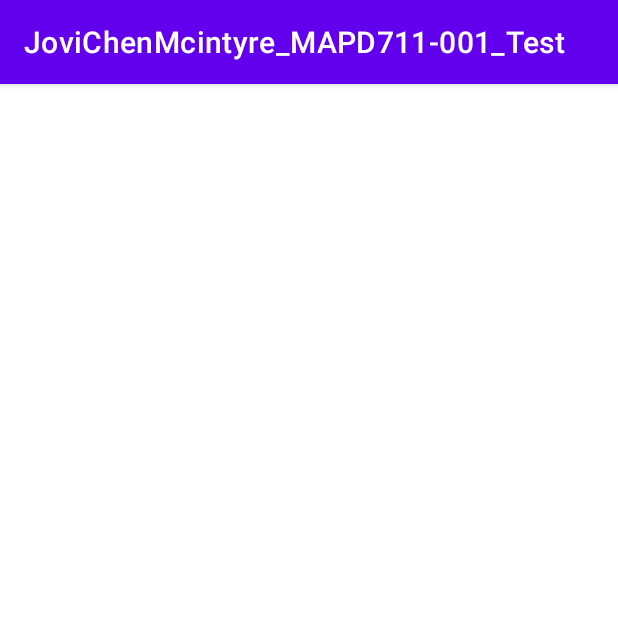
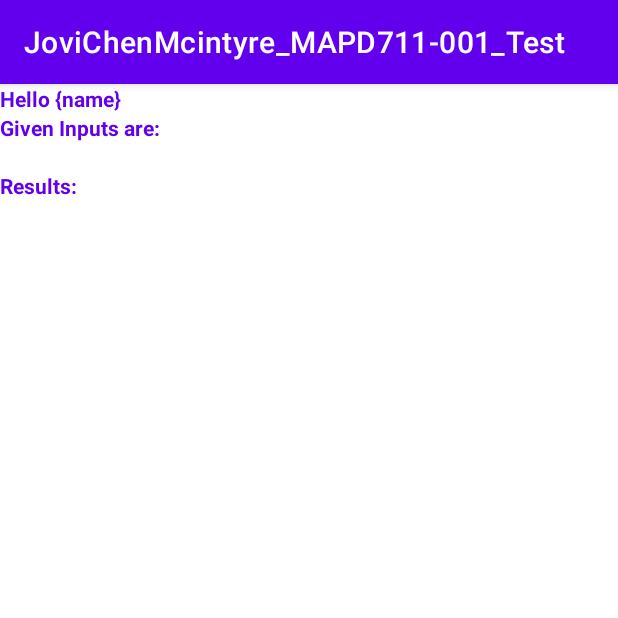
Before and after one commit to jovichenmcintyrecentenial/test_1_android, an Android app: the OutputActivity screen opened directly, with no data from a screen before it, on a phone screen of 412 x 824 dp, the top half of it. Run offline under Robolectric (Android 15) with nearby library versions, the phone set to English and light mode, and no system bars.

Commit message:
save activty level and update ui for output acitity

```diff
--- a/app/src/main/java/com/centennial/jovichenmcintyre_mapd711_001_test/MainActivity.kt
+++ b/app/src/main/java/com/centennial/jovichenmcintyre_mapd711_001_test/MainActivity.kt
@@ -104,7 +104,7 @@ class MainActivity : AppCompatActivity() {
                 userData.age = age.text.toString().toInt()
                 userData.weight = weight.text.toString().toDouble()
                 userData.height = height.text.toString().toDouble()
-
+                userData.activityLevel = activityLevel
                 when(activityLevel){
                     resources.getStringArray(R.array.string_exercise_frequency)[0]->userData.exciseFrequency = 1.2
                     resources.getStringArray(R.array.string_exercise_frequency)[1]->userData.exciseFrequency = 1.375
--- a/app/src/main/java/com/centennial/jovichenmcintyre_mapd711_001_test/models/UserData.kt
+++ b/app/src/main/java/com/centennial/jovichenmcintyre_mapd711_001_test/models/UserData.kt
@@ -7,5 +7,6 @@ class UserData {
     var weight:Double? = null
     var height:Double? = null
     var exciseFrequency:Double? = null
+    var activityLevel:String? = null
     var shouldLoadImage:Boolean = false
 }
--- a/app/src/main/res/layout/activity_main.xml
+++ b/app/src/main/res/layout/activity_main.xml
@@ -8,14 +8,9 @@
     tools:context=".MainActivity">
 
     <TextView
-        android:layout_width="match_parent"
-        android:layout_height="wrap_content"
         android:text="Human Metabolism Calculator"
-        android:textStyle="bold"
-        android:textColor="@color/purple_500"
-        android:autoSizeMinTextSize="17sp"
         android:textAlignment="center"
-        />
+        style="@style/main_text" />
     <LinearLayout
         android:layout_width="wrap_content"
         android:layout_height="wrap_content">
--- a/app/src/main/res/layout/activity_output.xml
+++ b/app/src/main/res/layout/activity_output.xml
@@ -1,9 +1,29 @@
 <?xml version="1.0" encoding="utf-8"?>
-<androidx.constraintlayout.widget.ConstraintLayout xmlns:android="http://schemas.android.com/apk/res/android"
+<LinearLayout xmlns:android="http://schemas.android.com/apk/res/android"
     xmlns:app="http://schemas.android.com/apk/res-auto"
     xmlns:tools="http://schemas.android.com/tools"
     android:layout_width="match_parent"
+    android:orientation="vertical"
     android:layout_height="match_parent"
     tools:context=".OutputActivity">
 
-</androidx.constraintlayout.widget.ConstraintLayout>
+    <TextView
+        android:id="@+id/nameTextView"
+        style="@style/main_text"
+        android:text="Hello {name}"
+         />
+    <TextView
+        style="@style/main_text"
+        android:text="Given Inputs are:"
+        />
+    <TextView
+        android:id="@+id/given_inputs"
+        android:layout_width="match_parent"
+        android:layout_height="wrap_content"
+        />
+    <TextView
+        style="@style/main_text"
+        android:text="Results:"
+        />
+
+</LinearLayout>
--- /dev/null
+++ b/app/src/main/res/values/styles.xml
@@ -0,0 +1,10 @@
+<?xml version="1.0" encoding="utf-8"?>
+<resources>
+
+    <style name="main_text">
+        <item name="android:layout_width">match_parent</item>
+        <item name="android:layout_height">wrap_content</item>
+        <item name="android:textStyle">bold</item>
+        <item name="android:textColor">@color/purple_500</item>
+    </style>
+</resources>
```
